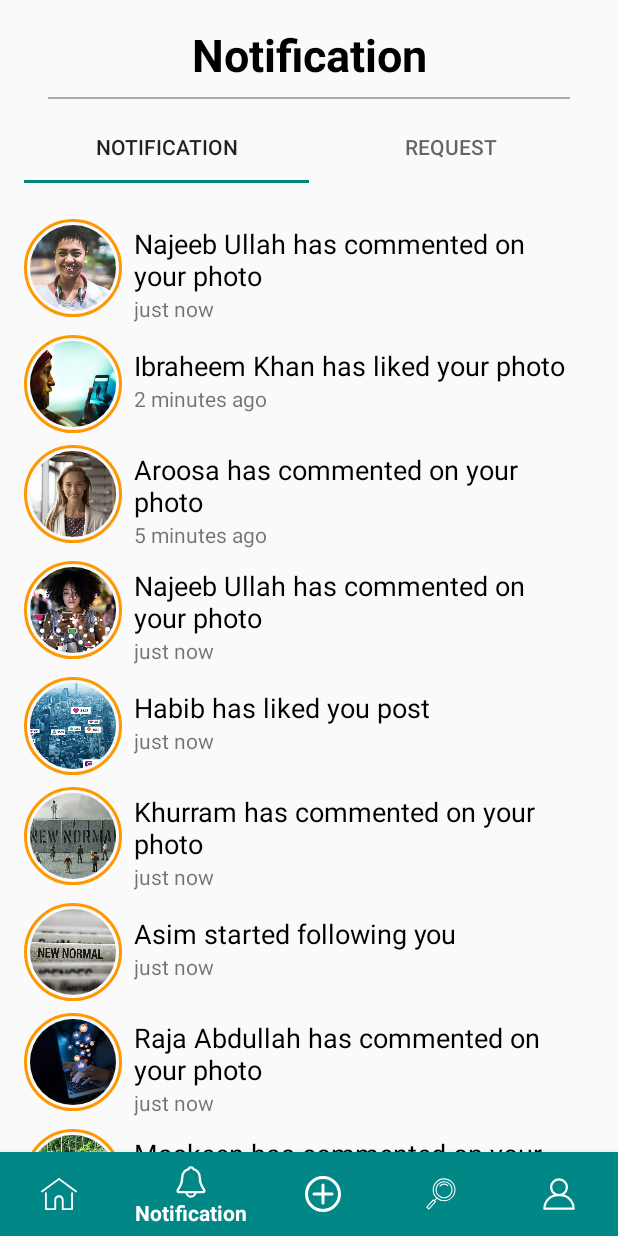
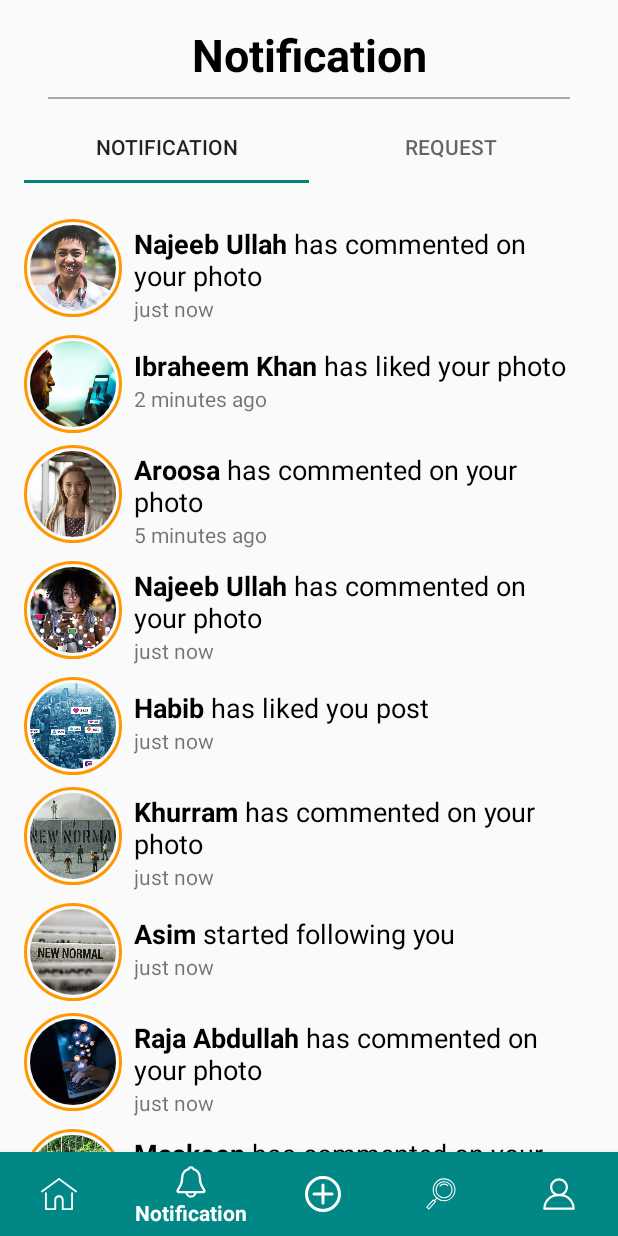
Before and after one commit to NajeebUllah161/Community_Blog, an Android app: the screen it shows after launch (MainActivity), item 2 of the bottom bar chosen, on a phone screen of 412 x 824 dp. Run offline under Robolectric (Android 15) with nearby library versions, the phone set to English and light mode, and no system bars; our stand-ins replace CircleImageView, sdp/ssp sizes; Roboto replaces fonts that are not available here.

Commit message:
windup 2/7/2022

```diff
--- a/app/src/main/java/com/example/communityfeedapp/adapters/NotificationAdapter.java
+++ b/app/src/main/java/com/example/communityfeedapp/adapters/NotificationAdapter.java
@@ -1,6 +1,7 @@
 package com.example.communityfeedapp.adapters;
 
 import android.content.Context;
+import android.text.Html;
 import android.view.LayoutInflater;
 import android.view.View;
 import android.view.ViewGroup;
@@ -38,7 +39,7 @@ public class NotificationAdapter extends RecyclerView.Adapter<NotificationAdapte
 
 
         holder.profileImg.setImageResource(model.getProfileImg());
-        holder.notificationTitle.setText(model.getNotificationTitle());
+        holder.notificationTitle.setText(Html.fromHtml(model.getNotificationTitle()));
         holder.notificationTime.setText(model.getNotificationTime());
 
     }
--- a/app/src/main/java/com/example/communityfeedapp/fragments/HomeFragment.java
+++ b/app/src/main/java/com/example/communityfeedapp/fragments/HomeFragment.java
@@ -1,5 +1,7 @@
 package com.example.communityfeedapp.fragments;
 
+import android.annotation.SuppressLint;
+import android.os.AsyncTask;
 import android.os.Bundle;
 import android.view.LayoutInflater;
 import android.view.View;
@@ -39,12 +41,32 @@ public class HomeFragment extends Fragment {
         // Inflate the layout for this fragment
         View view = inflater.inflate(R.layout.fragment_home, container, false);
 
+        storyRv = view.findViewById(R.id.storyRv);
+        dashboardRv = view.findViewById(R.id.dashboard_Rv);
+
+        return view;
+    }
+
+    private void clearArrayLists() {
+        storyModelArrayList.clear();
+        dashboardModelArrayList.clear();
+
+    }
+
+    @Override
+    public void onResume() {
+        super.onResume();
+
+        new LoadData().execute();
+
+    }
+
+    private void setupRecyclerViews() {
+
         // Clear ArrayLists
         clearArrayLists();
 
         // Setting up Story RecyclerView
-        storyRv = view.findViewById(R.id.storyRv);
-
         storyModelArrayList.add(new StoryModel(
                 R.drawable.status_img,
                 R.drawable.ic_live,
@@ -79,7 +101,6 @@ public class HomeFragment extends Fragment {
 
 
         // Setting up Dashboard RecyclerView
-        dashboardRv = view.findViewById(R.id.dashboard_Rv);
         dashboardModelArrayList.add(new DashboardModel(R.drawable.post_7, R.drawable.post_4, R.drawable.saved,
                 "Denis Kane",
                 "Traveller",
@@ -139,12 +160,16 @@ public class HomeFragment extends Fragment {
         // dashboardRv.setNestedScrollingEnabled(false);
         dashboardRv.setAdapter(dashboardAdapter);
 
-        return view;
     }
 
-    private void clearArrayLists() {
-        storyModelArrayList.clear();
-        dashboardModelArrayList.clear();
+    @SuppressLint("StaticFieldLeak")
+    public class LoadData extends AsyncTask<Void, Void, Void> {
 
+        @Override
+        protected Void doInBackground(Void... voids) {
+            setupRecyclerViews();
+            return null;
+        }
     }
+
 }
--- a/app/src/main/java/com/example/communityfeedapp/fragments/Notification2Fragment.java
+++ b/app/src/main/java/com/example/communityfeedapp/fragments/Notification2Fragment.java
@@ -41,17 +41,17 @@ public class Notification2Fragment extends Fragment {
 
         list = new ArrayList<>();
 
-        list.add(new NotificationModel(R.drawable.profile2, "Najeeb Ullah has commented on your photo", "just now"));
-        list.add(new NotificationModel(R.drawable.profile3, "Ibraheem Khan has liked your photo", "2 minutes ago"));
-        list.add(new NotificationModel(R.drawable.profile, "Aroosa has commented on your photo", "5 minutes ago"));
-        list.add(new NotificationModel(R.drawable.post_3, "Najeeb Ullah has commented on your photo", "just now"));
-        list.add(new NotificationModel(R.drawable.post_4, "Habib has liked you post", "just now"));
-        list.add(new NotificationModel(R.drawable.post_5, "Khurram has commented on your photo", "just now"));
-        list.add(new NotificationModel(R.drawable.post_6, "Asim started following you", "just now"));
-        list.add(new NotificationModel(R.drawable.post_7, "Raja Abdullah has commented on your photo", "just now"));
-        list.add(new NotificationModel(R.drawable.post_8, "Maskeen has commented on your photo", "just now"));
-        list.add(new NotificationModel(R.drawable.post_9, "Salman has mentioned you in a comment", "just now"));
-        list.add(new NotificationModel(R.drawable.post_3, "Abdul Jameel has commented on your photo", "just now"));
+        list.add(new NotificationModel(R.drawable.profile2, "<b>Najeeb Ullah</b> has commented on your photo", "just now"));
+        list.add(new NotificationModel(R.drawable.profile3, "<b>Ibraheem Khan</b> has liked your photo", "2 minutes ago"));
+        list.add(new NotificationModel(R.drawable.profile, "<b>Aroosa</b> has commented on your photo", "5 minutes ago"));
+        list.add(new NotificationModel(R.drawable.post_3, "<b>Najeeb Ullah</b> has commented on your photo", "just now"));
+        list.add(new NotificationModel(R.drawable.post_4, "<b>Habib</b> has liked you post", "just now"));
+        list.add(new NotificationModel(R.drawable.post_5, "<b>Khurram</b> has commented on your photo", "just now"));
+        list.add(new NotificationModel(R.drawable.post_6, "<b>Asim</b> started following you", "just now"));
+        list.add(new NotificationModel(R.drawable.post_7, "<b>Raja Abdullah</b> has commented on your photo", "just now"));
+        list.add(new NotificationModel(R.drawable.post_8, "<b>Maskeen</b> has commented on your photo", "just now"));
+        list.add(new NotificationModel(R.drawable.post_9, "<b>Salman</b> has mentioned you in a comment", "just now"));
+        list.add(new NotificationModel(R.drawable.post_3, "<b>Abdul Jameel</b> has commented on your photo", "just now"));
 
         NotificationAdapter adapter = new NotificationAdapter(list, getContext());
         LinearLayoutManager linearLayoutManager = new LinearLayoutManager(getContext(), LinearLayoutManager.VERTICAL, false);
```
